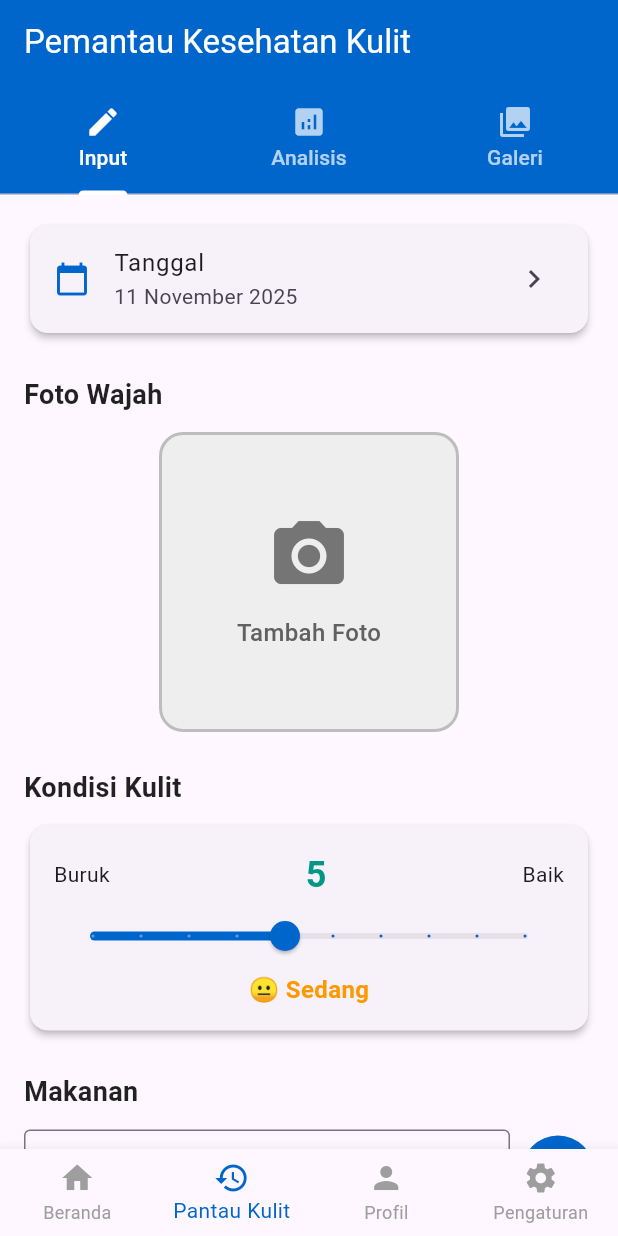
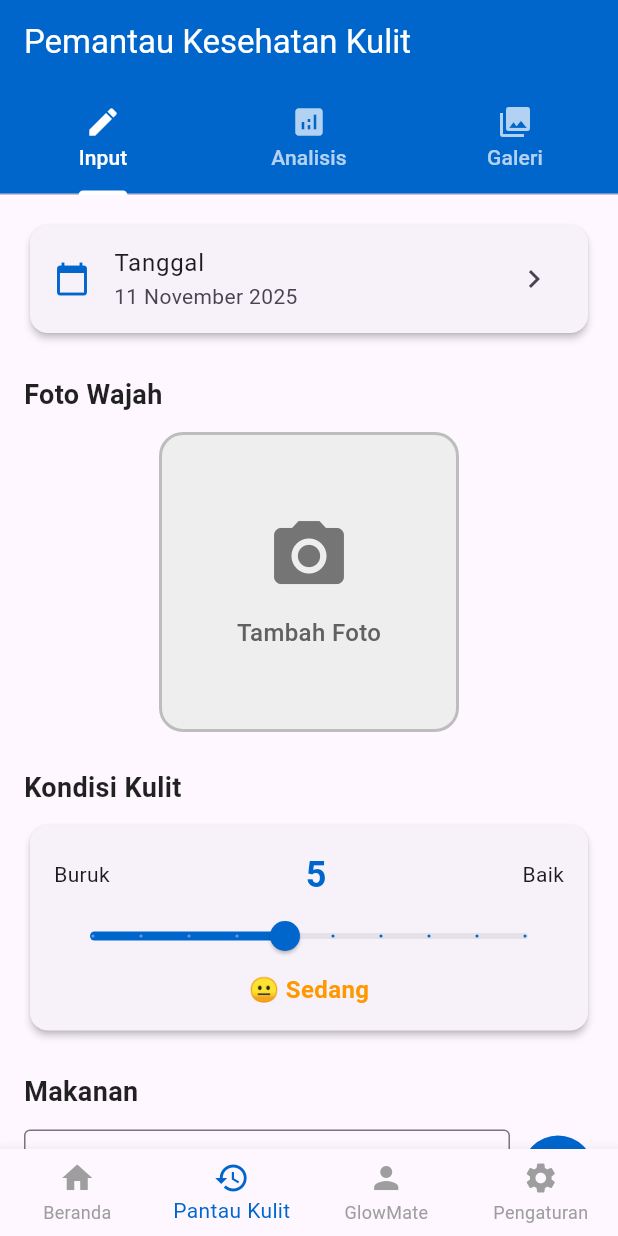
Before and after one commit to FUBARwithall/capstone-layout-x1, a Flutter app: the MainScaffold screen opened by its route, swiped to page 2, on a phone screen of 412 x 824 dp. Run offline on Flutter 3.47's test engine with Material 3 defaults, Android fonts, the phone set to English and light mode, and no system bars; our stand-ins replace shared_preferences; accounts and stored records are empty.

Commit message:
update 9

```diff
--- a/lib/pages/main_scaffold.dart
+++ b/lib/pages/main_scaffold.dart
@@ -3,6 +3,7 @@ import 'package:layout_x1/pages/landing_page_body.dart';
 import 'package:layout_x1/pages/profilpage.dart';
 import 'package:layout_x1/pages/pantaupage.dart';
 import 'package:layout_x1/pages/pengaturan.dart';
+import 'package:layout_x1/pages/reminder.dart';
 
 class MainScaffold extends StatefulWidget {
   const MainScaffold({super.key});
@@ -48,7 +49,7 @@ class _MainScaffoldState extends State<MainScaffold> {
         children: [
           LandingPageBody(),
           PantauKulitPage(),
-          ProfilPage(),
+          ReminderSkincare(),
           Pengaturan(),
         ],
       ),
@@ -74,7 +75,7 @@ class _MainScaffoldState extends State<MainScaffold> {
         items: const [
           BottomNavigationBarItem(icon: Icon(Icons.home), label: 'Beranda'),
           BottomNavigationBarItem(icon: Icon(Icons.history), label: 'Pantau Kulit'),
-          BottomNavigationBarItem(icon: Icon(Icons.person), label: 'Profil'),
+          BottomNavigationBarItem(icon: Icon(Icons.person), label: 'GlowMate'),
           BottomNavigationBarItem(
               icon: Icon(Icons.settings), label: 'Pengaturan'),
         ],
--- a/lib/pages/pantaupage.dart
+++ b/lib/pages/pantaupage.dart
@@ -161,7 +161,7 @@ class _SkinHealthTrackerState extends State<SkinHealthTracker>
                         style: const TextStyle(
                           fontSize: 24,
                           fontWeight: FontWeight.bold,
-                          color: Colors.teal,
+                          color: Color(0xFF0066CC),
                         ),
                       ),
                       const Text('Baik'),
```
Also changed, not shown: lib/pages/body_detectionpage.dart (+7 -9 lines), lib/pages/face_detectionpage.dart (+14 -18 lines).
